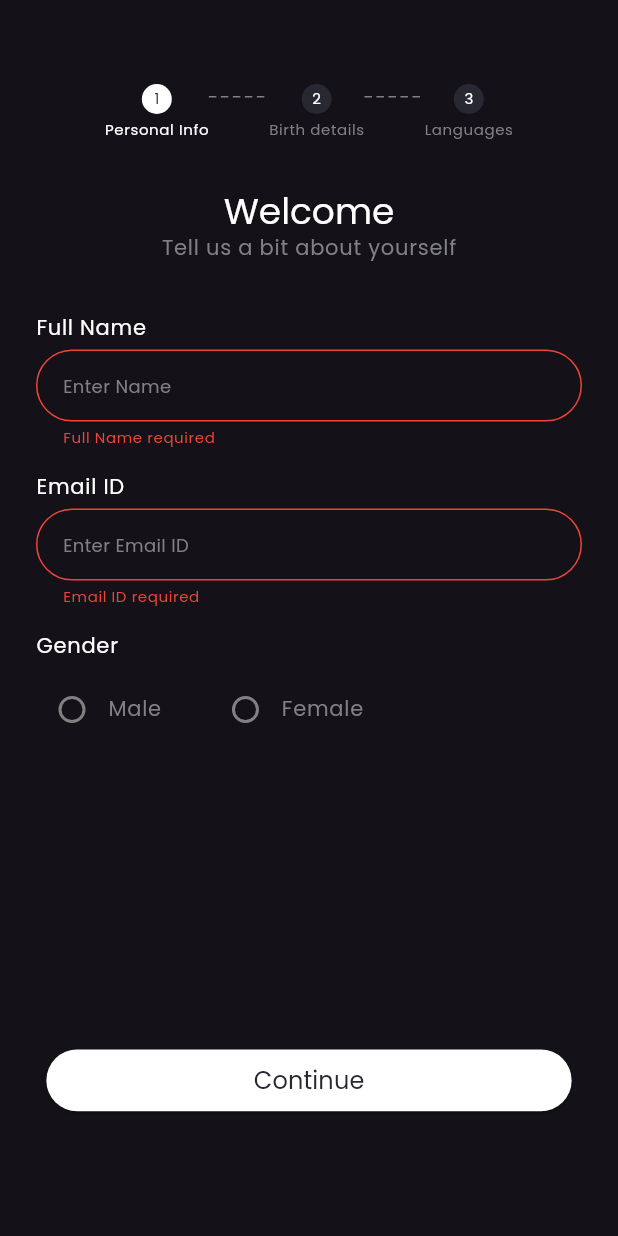
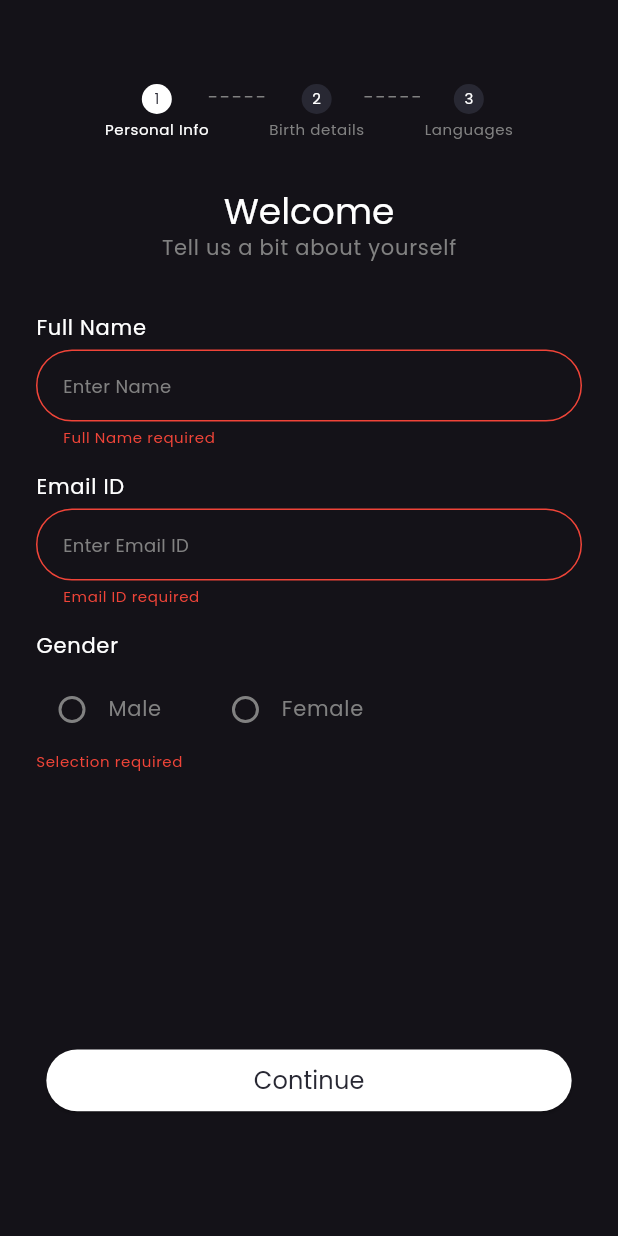
Before and after one commit to avadhksapariya/zigzek_user, a Flutter app: the PersonalInfoScreen screen opened directly, after a tap on "Continue", on a phone screen of 412 x 824 dp. Run offline on Flutter 3.47's test engine with Material 3 defaults, Android fonts, the phone set to English and light mode, and no system bars; our stand-ins replace flutter_otp_text_field, google_fonts; missing offline and left inert: country_code_picker_plus.

Commit message:
Personal Info Screen                - Improved gender validation.                - Made email validation on user interactions.
               Custom TextField
               - Displayed suffix icon for valid email.

```diff
--- a/lib/customs/custom_textfield.dart
+++ b/lib/customs/custom_textfield.dart
@@ -20,6 +20,7 @@ class CustomTextField extends StatelessWidget {
     this.showCounterText,
     this.isObscureText = false,
     this.prefixIcon,
+    this.suffixIcon,
     this.tap,
     this.changed,
     this.submit,
@@ -39,6 +40,7 @@ class CustomTextField extends StatelessWidget {
   final bool? showCounterText;
   final bool isObscureText;
   final Widget? prefixIcon;
+  final Widget? suffixIcon;
   final void Function()? tap;
   final void Function(String?)? changed;
   final void Function(String?)? submit;
@@ -89,6 +91,13 @@ class CustomTextField extends StatelessWidget {
         errorStyle: const TextStyle(color: ColorPalettes.errorColor),
         contentPadding: const EdgeInsets.symmetric(horizontal: 14.0),
         prefixIcon: prefixIcon,
+        suffixIcon: (inputType == 'email' && emailValidation() == true)
+            ? const Icon(
+                Icons.check_circle,
+                color: ColorPalettes.greenColor,
+                size: 20.0,
+              )
+            : suffixIcon,
         labelText: label,
         labelStyle: Theme.of(context).textTheme.bodyMedium!.copyWith(color: ColorPalettes.secondaryTextColor),
         alignLabelWithHint: true,
@@ -105,6 +114,14 @@ class CustomTextField extends StatelessWidget {
             return ProjectStrings.lsEmptyMobileError;
           }
           break;
+        case 'email':
+          if (value == null ||
+              value.isEmpty ||
+              RegExp(r"^[a-zA-Z0-9.a-zA-Z0-9.!#$%&'*+-/=?^_`{|}~]+@[a-zA-Z0-9]+\.[a-zA-Z]+").hasMatch(value) == false) {
+            return ProjectStrings.psMailError;
+          }
+          break;
+
         default:
       }
     } else {
@@ -113,4 +130,10 @@ class CustomTextField extends StatelessWidget {
       }
     }
   }
+
+  bool emailValidation() {
+    String mailID = controller.text;
+    bool isValidEmail = RegExp(r"^[a-zA-Z0-9.a-zA-Z0-9.!#$%&'*+-/=?^_`{|}~]+@[a-zA-Z0-9]+\.[a-zA-Z]+").hasMatch(mailID);
+    return isValidEmail;
+  }
 }
--- a/lib/screens/screen_personal_info.dart
+++ b/lib/screens/screen_personal_info.dart
@@ -146,6 +146,8 @@ class _PersonalInfoScreenState extends State<PersonalInfoScreen> {
                               enableField: true,
                               required: true,
                               maxLines: 1,
+                              inputType: 'email',
+                              validationMode: AutovalidateMode.onUserInteraction,
                             ),
                           ),
                           // Gender Title
@@ -229,8 +231,13 @@ class _PersonalInfoScreenState extends State<PersonalInfoScreen> {
                           formKey.currentState!.save();
                           if (formKey.currentState!.validate() && gender != Gender.none) {
                             log('Go ahead, complete personal info.');
+                            setState(() {
+                              isGenderError = false;
+                            });
                           } else {
-                            isGenderError = true;
+                            setState(() {
+                              isGenderError = true;
+                            });
                             log('Incomplete personal info.');
                           }
                         },
```
